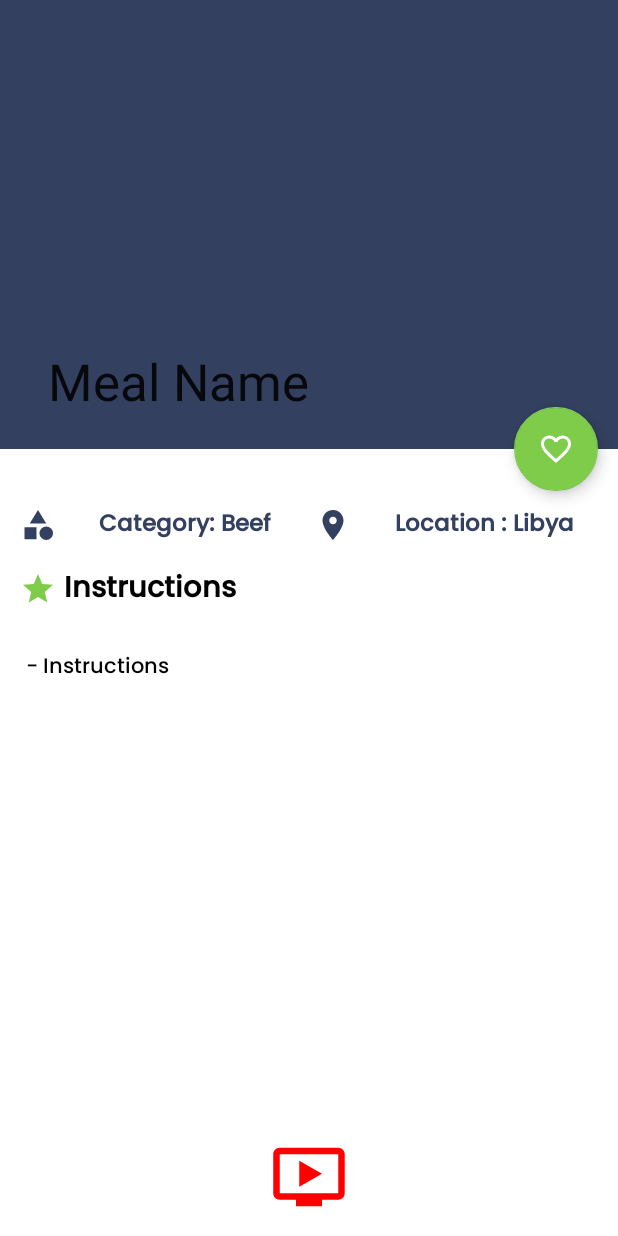
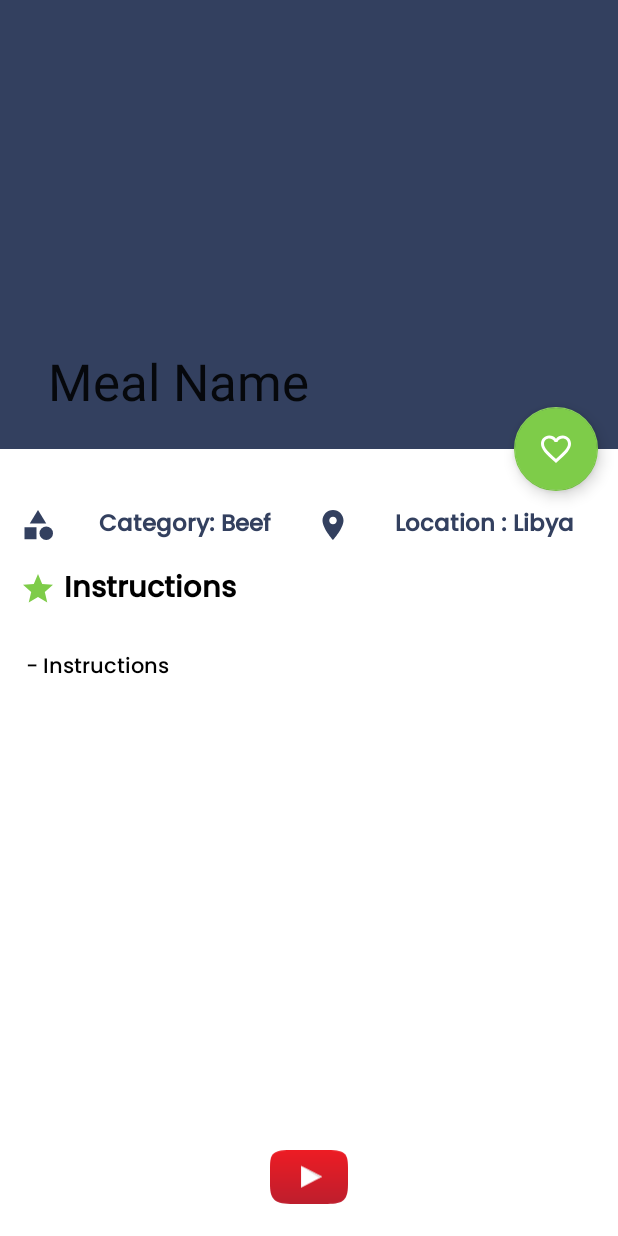
Before and after one commit to MathRoda/Foodies-App, an Android app: the layout activity_meal.xml on its own in the app's theme, with its tools: preview values and no code run, on a phone screen of 412 x 824 dp. Run offline under Robolectric (Android 15) with nearby library versions, the light colour scheme and no system bars.

Commit message:
small edits

```diff
--- a/app/src/main/AndroidManifest.xml
+++ b/app/src/main/AndroidManifest.xml
@@ -18,13 +18,16 @@
         tools:targetApi="31">
         <activity
             android:name=".activities.CategoriesActivity"
-            android:exported="false" />
+            android:exported="false"
+            android:screenOrientation="portrait"/>
         <activity
             android:name=".activities.MealActivity"
-            android:exported="false" />
+            android:exported="false"
+            android:screenOrientation="portrait"/>
         <activity
             android:name=".activities.MainActivity"
-            android:exported="true">
+            android:exported="true"
+            android:screenOrientation="portrait">
             <intent-filter>
                 <action android:name="android.intent.action.MAIN" />
 
--- a/app/src/main/res/drawable/ic_youtube.xml
+++ /dev/null
@@ -1,5 +0,0 @@
-<vector android:height="24dp" android:tint="#FF0000"
-    android:viewportHeight="24" android:viewportWidth="24"
-    android:width="24dp" xmlns:android="http://schemas.android.com/apk/res/android">
-    <path android:fillColor="@android:color/white" android:pathData="M21,3L3,3c-1.11,0 -2,0.89 -2,2v12c0,1.1 0.89,2 2,2h5v2h8v-2h5c1.1,0 1.99,-0.9 1.99,-2L23,5c0,-1.11 -0.9,-2 -2,-2zM21,17L3,17L3,5h18v12zM16,11l-7,4L9,7z"/>
-</vector>
--- /dev/null
+++ b/app/src/main/res/drawable/ic_youtube_logo.xml
@@ -0,0 +1,27 @@
+<vector xmlns:android="http://schemas.android.com/apk/res/android"
+    xmlns:aapt="http://schemas.android.com/aapt"
+    android:width="81.94dp"
+    android:height="56.86dp"
+    android:viewportWidth="81.94"
+    android:viewportHeight="56.86">
+  <path
+      android:pathData="M60.53,56.86L21.41,56.86c-18.38,0 -21.41,-6.84 -21.41,-21.1L0,21.1c0,-15 0,-21.1 21.41,-21.1L60.53,-0c20.6,0 21.41,5.31 21.41,21.1L81.94,35.76C81.94,52.86 77.13,56.86 60.53,56.86Z">
+    <aapt:attr name="android:fillColor">
+      <gradient
+          android:startX="40.97"
+          android:startY="0"
+          android:endX="40.97"
+          android:endY="56.86"
+          android:type="linear">
+        <item android:offset="0" android:color="#FFED1C24"/>
+        <item android:offset="1" android:color="#FFBE1E2D"/>
+      </gradient>
+    </aapt:attr>
+  </path>
+  <path
+      android:pathData="M32.6,16.56l22.08,11.47l-22.08,11.54l0,-23.01z"
+      android:fillColor="#fff"/>
+  <path
+      android:pathData="M51.98,29.45l-19.38,-12.89l22.08,11.46l-2.7,1.43z"
+      android:fillColor="#e7e0e0"/>
+</vector>
--- a/app/src/main/res/layout/activity_meal.xml
+++ b/app/src/main/res/layout/activity_meal.xml
@@ -139,7 +139,7 @@
         android:layout_width="@dimen/_40sdp"
         android:layout_height="@dimen/_40sdp"
         android:layout_gravity="bottom|center"
-        android:src="@drawable/ic_youtube"
+        android:src="@drawable/ic_youtube_logo"
         android:layout_marginBottom="@dimen/_10sdp"/>
     <com.google.android.material.progressindicator.LinearProgressIndicator
         android:id="@+id/progressBar"
```
